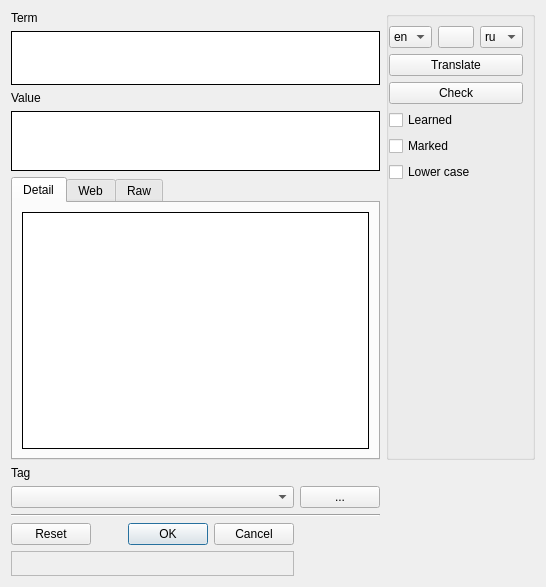
This is Forms/WordEditor.ui in skynowa/iTeacher as Qt 5 draws it before an edit. The edited form follows.
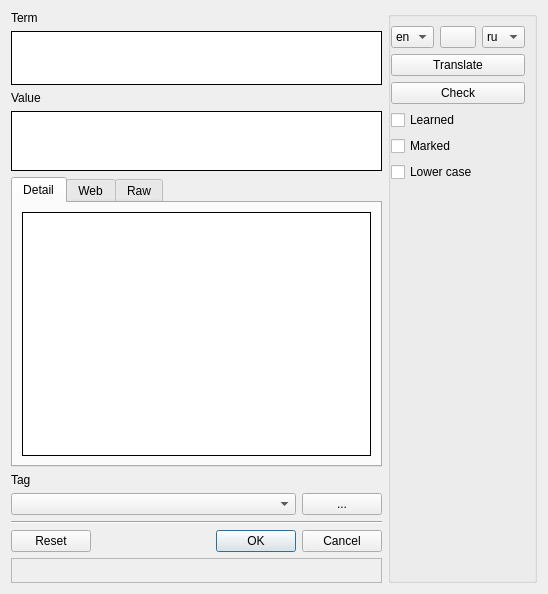
This is the edited form. Icons and pictures are not drawn.

Commit message: QTableView::setStretchLastSection(true) - add

Diff of the .ui file:
```diff
--- a/Forms/WordEditor.ui
+++ b/Forms/WordEditor.ui
@@ -6,14 +6,14 @@
    <rect>
     <x>0</x>
     <y>0</y>
-    <width>546</width>
-    <height>587</height>
+    <width>548</width>
+    <height>594</height>
    </rect>
   </property>
   <property name="windowTitle">
    <string>Word editor[*]</string>
   </property>
-  <layout class="QGridLayout" name="gridLayout_3">
+  <layout class="QGridLayout" name="gridLayout_7">
    <item row="0" column="0">
     <widget class="QLabel" name="label_2">
      <property name="text">
@@ -21,7 +21,206 @@
      </property>
     </widget>
    </item>
-   <item row="0" column="2" rowspan="5">
+   <item row="1" column="0">
+    <widget class="QTextEdit" name="tedtTerm">
+     <property name="minimumSize">
+      <size>
+       <width>0</width>
+       <height>54</height>
+      </size>
+     </property>
+     <property name="maximumSize">
+      <size>
+       <width>16777215</width>
+       <height>54</height>
+      </size>
+     </property>
+     <property name="frameShape">
+      <enum>QFrame::Box</enum>
+     </property>
+     <property name="frameShadow">
+      <enum>QFrame::Plain</enum>
+     </property>
+     <property name="tabStopWidth">
+      <number>40</number>
+     </property>
+    </widget>
+   </item>
+   <item row="2" column="0">
+    <widget class="QLabel" name="label_3">
+     <property name="text">
+      <string>Value</string>
+     </property>
+    </widget>
+   </item>
+   <item row="3" column="0">
+    <widget class="QTextEdit" name="tedtValueBrief">
+     <property name="minimumSize">
+      <size>
+       <width>0</width>
+       <height>60</height>
+      </size>
+     </property>
+     <property name="maximumSize">
+      <size>
+       <width>16777215</width>
+       <height>60</height>
+      </size>
+     </property>
+     <property name="frameShape">
+      <enum>QFrame::Box</enum>
+     </property>
+     <property name="frameShadow">
+      <enum>QFrame::Plain</enum>
+     </property>
+     <property name="tabStopWidth">
+      <number>40</number>
+     </property>
+    </widget>
+   </item>
+   <item row="4" column="0">
+    <widget class="QTabWidget" name="tabWidget">
+     <property name="currentIndex">
+      <number>0</number>
+     </property>
+     <widget class="QWidget" name="tab">
+      <attribute name="title">
+       <string>Detail</string>
+      </attribute>
+      <layout class="QGridLayout" name="gridLayout_4">
+       <item row="0" column="0">
+        <widget class="QTextEdit" name="tedtValueDetail">
+         <property name="frameShape">
+          <enum>QFrame::Box</enum>
+         </property>
+         <property name="frameShadow">
+          <enum>QFrame::Plain</enum>
+         </property>
+         <property name="readOnly">
+          <bool>true</bool>
+         </property>
+         <property name="tabStopWidth">
+          <number>40</number>
+         </property>
+        </widget>
+       </item>
+      </layout>
+     </widget>
+     <widget class="QWidget" name="Web">
+      <attribute name="title">
+       <string>Web</string>
+      </attribute>
+      <layout class="QGridLayout" name="gridLayout_6">
+       <item row="0" column="0">
+        <widget class="QTextEdit" name="tedtValueWeb">
+         <property name="frameShape">
+          <enum>QFrame::Box</enum>
+         </property>
+         <property name="frameShadow">
+          <enum>QFrame::Plain</enum>
+         </property>
+         <property name="readOnly">
+          <bool>true</bool>
+         </property>
+         <property name="tabStopWidth">
+          <number>40</number>
+         </property>
+        </widget>
+       </item>
+      </layout>
+     </widget>
+     <widget class="QWidget" name="tab_2">
+      <attribute name="title">
+       <string>Raw</string>
+      </attribute>
+      <layout class="QGridLayout" name="gridLayout_5">
+       <item row="0" column="0">
+        <widget class="QPlainTextEdit" name="tedtValueRaw">
+         <property name="frameShape">
+          <enum>QFrame::Box</enum>
+         </property>
+         <property name="frameShadow">
+          <enum>QFrame::Plain</enum>
+         </property>
+         <property name="readOnly">
+          <bool>true</bool>
+         </property>
+         <property name="tabStopWidth">
+          <number>40</number>
+         </property>
+        </widget>
+       </item>
+      </layout>
+     </widget>
+    </widget>
+   </item>
+   <item row="5" column="0">
+    <layout class="QGridLayout" name="gridLayout_3">
+     <item row="4" column="0" colspan="2">
+      <widget class="QLabel" name="lblInfo">
+       <property name="minimumSize">
+        <size>
+         <width>0</width>
+         <height>25</height>
+        </size>
+       </property>
+       <property name="maximumSize">
+        <size>
+         <width>16777215</width>
+         <height>25</height>
+        </size>
+       </property>
+       <property name="frameShape">
+        <enum>QFrame::StyledPanel</enum>
+       </property>
+       <property name="frameShadow">
+        <enum>QFrame::Sunken</enum>
+       </property>
+       <property name="text">
+        <string/>
+       </property>
+      </widget>
+     </item>
+     <item row="1" column="1">
+      <widget class="QPushButton" name="pbtnTagsEdit">
+       <property name="sizePolicy">
+        <sizepolicy hsizetype="Fixed" vsizetype="Fixed">
+         <horstretch>0</horstretch>
+         <verstretch>0</verstretch>
+        </sizepolicy>
+       </property>
+       <property name="text">
+        <string>...</string>
+       </property>
+      </widget>
+     </item>
+     <item row="3" column="0" colspan="2">
+      <widget class="QDialogButtonBox" name="bbxButtons">
+       <property name="standardButtons">
+        <set>QDialogButtonBox::Cancel|QDialogButtonBox::Ok|QDialogButtonBox::Reset</set>
+       </property>
+      </widget>
+     </item>
+     <item row="1" column="0">
+      <widget class="QComboBox" name="cboTags"/>
+     </item>
+     <item row="2" column="0" colspan="2">
+      <widget class="Line" name="line">
+       <property name="orientation">
+        <enum>Qt::Horizontal</enum>
+       </property>
+      </widget>
+     </item>
+     <item row="0" column="0" colspan="2">
+      <widget class="QLabel" name="label">
+       <property name="text">
+        <string>Tag</string>
+       </property>
+      </widget>
+     </item>
+    </layout>
+   </item>
+   <item row="0" column="1" rowspan="6">
     <widget class="QGroupBox" name="groupBox">
      <property name="title">
       <string/>
@@ -166,201 +365,6 @@
      </layout>
     </widget>
    </item>
-   <item row="1" column="0" colspan="2">
-    <widget class="QTextEdit" name="tedtTerm">
-     <property name="minimumSize">
-      <size>
-       <width>0</width>
-       <height>54</height>
-      </size>
-     </property>
-     <property name="maximumSize">
-      <size>
-       <width>16777215</width>
-       <height>54</height>
-      </size>
-     </property>
-     <property name="frameShape">
-      <enum>QFrame::Box</enum>
-     </property>
-     <property name="frameShadow">
-      <enum>QFrame::Plain</enum>
-     </property>
-     <property name="tabStopWidth">
-      <number>40</number>
-     </property>
-    </widget>
-   </item>
-   <item row="2" column="0">
-    <widget class="QLabel" name="label_3">
-     <property name="text">
-      <string>Value</string>
-     </property>
-    </widget>
-   </item>
-   <item row="3" column="0" colspan="2">
-    <widget class="QTextEdit" name="tedtValueBrief">
-     <property name="minimumSize">
-      <size>
-       <width>0</width>
-       <height>60</height>
-      </size>
-     </property>
-     <property name="maximumSize">
-      <size>
-       <width>16777215</width>
-       <height>60</height>
-      </size>
-     </property>
-     <property name="frameShape">
-      <enum>QFrame::Box</enum>
-     </property>
-     <property name="frameShadow">
-      <enum>QFrame::Plain</enum>
-     </property>
-     <property name="tabStopWidth">
-      <number>40</number>
-     </property>
-    </widget>
-   </item>
-   <item row="4" column="0" colspan="2">
-    <widget class="QTabWidget" name="tabWidget">
-     <property name="currentIndex">
-      <number>0</number>
-     </property>
-     <widget class="QWidget" name="tab">
-      <attribute name="title">
-       <string>Detail</string>
-      </attribute>
-      <layout class="QGridLayout" name="gridLayout_4">
-       <item row="0" column="0">
-        <widget class="QTextEdit" name="tedtValueDetail">
-         <property name="frameShape">
-          <enum>QFrame::Box</enum>
-         </property>
-         <property name="frameShadow">
-          <enum>QFrame::Plain</enum>
-         </property>
-         <property name="readOnly">
-          <bool>true</bool>
-         </property>
-         <property name="tabStopWidth">
-          <number>40</number>
-         </property>
-        </widget>
-       </item>
-      </layout>
-     </widget>
-     <widget class="QWidget" name="Web">
-      <attribute name="title">
-       <string>Web</string>
-      </attribute>
-      <layout class="QGridLayout" name="gridLayout_6">
-       <item row="0" column="0">
-        <widget class="QTextEdit" name="tedtValueWeb">
-         <property name="frameShape">
-          <enum>QFrame::Box</enum>
-         </property>
-         <property name="frameShadow">
-          <enum>QFrame::Plain</enum>
-         </property>
-         <property name="readOnly">
-          <bool>true</bool>
-         </property>
-         <property name="tabStopWidth">
-          <number>40</number>
-         </property>
-        </widget>
-       </item>
-      </layout>
-     </widget>
-     <widget class="QWidget" name="tab_2">
-      <attribute name="title">
-       <string>Raw</string>
-      </attribute>
-      <layout class="QGridLayout" name="gridLayout_5">
-       <item row="0" column="0">
-        <widget class="QPlainTextEdit" name="tedtValueRaw">
-         <property name="frameShape">
-          <enum>QFrame::Box</enum>
-         </property>
-         <property name="frameShadow">
-          <enum>QFrame::Plain</enum>
-         </property>
-         <property name="readOnly">
-          <bool>true</bool>
-         </property>
-         <property name="tabStopWidth">
-          <number>40</number>
-         </property>
-        </widget>
-       </item>
-      </layout>
-     </widget>
-    </widget>
-   </item>
-   <item row="5" column="0">
-    <widget class="QLabel" name="label">
-     <property name="text">
-      <string>Tag</string>
-     </property>
-    </widget>
-   </item>
-   <item row="6" column="0">
-    <widget class="QComboBox" name="cboTags"/>
-   </item>
-   <item row="6" column="1">
-    <widget class="QPushButton" name="pbtnTagsEdit">
-     <property name="sizePolicy">
-      <sizepolicy hsizetype="Fixed" vsizetype="Fixed">
-       <horstretch>0</horstretch>
-       <verstretch>0</verstretch>
-      </sizepolicy>
-     </property>
-     <property name="text">
-      <string>...</string>
-     </property>
-    </widget>
-   </item>
-   <item row="7" column="0" colspan="2">
-    <widget class="Line" name="line">
-     <property name="orientation">
-      <enum>Qt::Horizontal</enum>
-     </property>
-    </widget>
-   </item>
-   <item row="8" column="0">
-    <widget class="QDialogButtonBox" name="bbxButtons">
-     <property name="standardButtons">
-      <set>QDialogButtonBox::Cancel|QDialogButtonBox::Ok|QDialogButtonBox::Reset</set>
-     </property>
-    </widget>
-   </item>
-   <item row="9" column="0">
-    <widget class="QLabel" name="lblInfo">
-     <property name="minimumSize">
-      <size>
-       <width>0</width>
-       <height>25</height>
-      </size>
-     </property>
-     <property name="maximumSize">
-      <size>
-       <width>16777215</width>
-       <height>25</height>
-      </size>
-     </property>
-     <property name="frameShape">
-      <enum>QFrame::StyledPanel</enum>
-     </property>
-     <property name="frameShadow">
-      <enum>QFrame::Sunken</enum>
-     </property>
-     <property name="text">
-      <string/>
-     </property>
-    </widget>
-   </item>
   </layout>
  </widget>
  <tabstops>
```
The commit also changes 2 other files.
